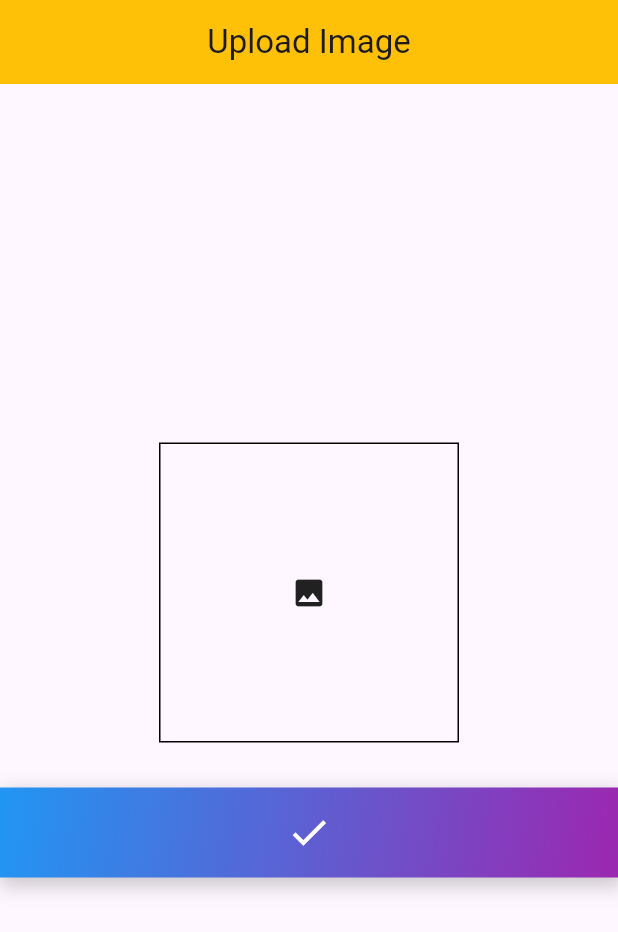
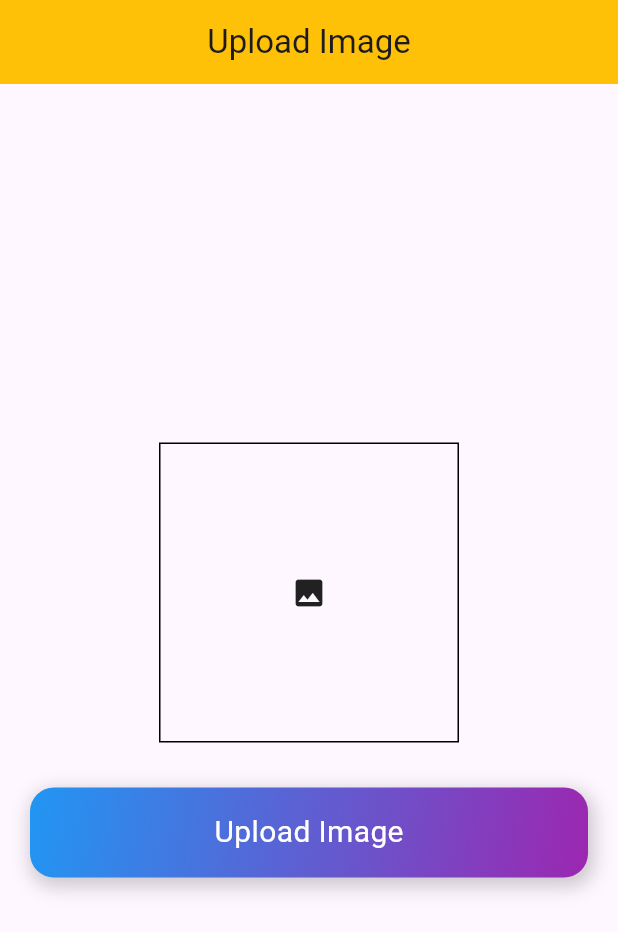
Before and after one commit to aliraza055/mytodo, a Flutter app: the screen it shows after launch, on a phone screen of 412 x 824 dp. Shown: the top 932 px of the screen. Run offline on Flutter 3.47's test engine with Material 3 defaults, Android fonts, the phone set to English and light mode, and no system bars; our stand-ins replace cloud_firestore, firebase_auth, firebase_core, fluttertoast; accounts and stored records are empty.

Commit message:
add name

```diff
--- a/lib/Screens/uploadimg.dart
+++ b/lib/Screens/uploadimg.dart
@@ -16,7 +16,9 @@ class _UploadImageState extends State<UploadImage> {
         title:const Text('Upload Image'),
         centerTitle: true,
       ),
-    body: Column(
+    body: Padding(
+      padding: const EdgeInsets.symmetric(horizontal: 20),
+      child: Column(
         mainAxisAlignment: MainAxisAlignment.center,
         crossAxisAlignment: CrossAxisAlignment.center,
         children: [
@@ -42,6 +44,7 @@ class _UploadImageState extends State<UploadImage> {
          // width: 60,
       height: 60,
       decoration: BoxDecoration(
+        borderRadius: BorderRadius.circular(16),
       //  shape: BoxShape.circle, // Makes it circular
         gradient:const LinearGradient(
           colors: [Colors.blue, Colors.purple], // Two colors for gradient
@@ -58,13 +61,14 @@ class _UploadImageState extends State<UploadImage> {
         ],
       ),
       child:const Center(
-      child: Icon(Icons.check, color: Colors.white, size: 30),
+        child: Text("Upload Image", style:TextStyle(color:Colors.white, fontSize: 20) ),
       ),
         ),
       ),
 
         ],
       ),
+    ),
     );
   }
 }
```
Lines whose indentation alone changed are shown as unchanged.
